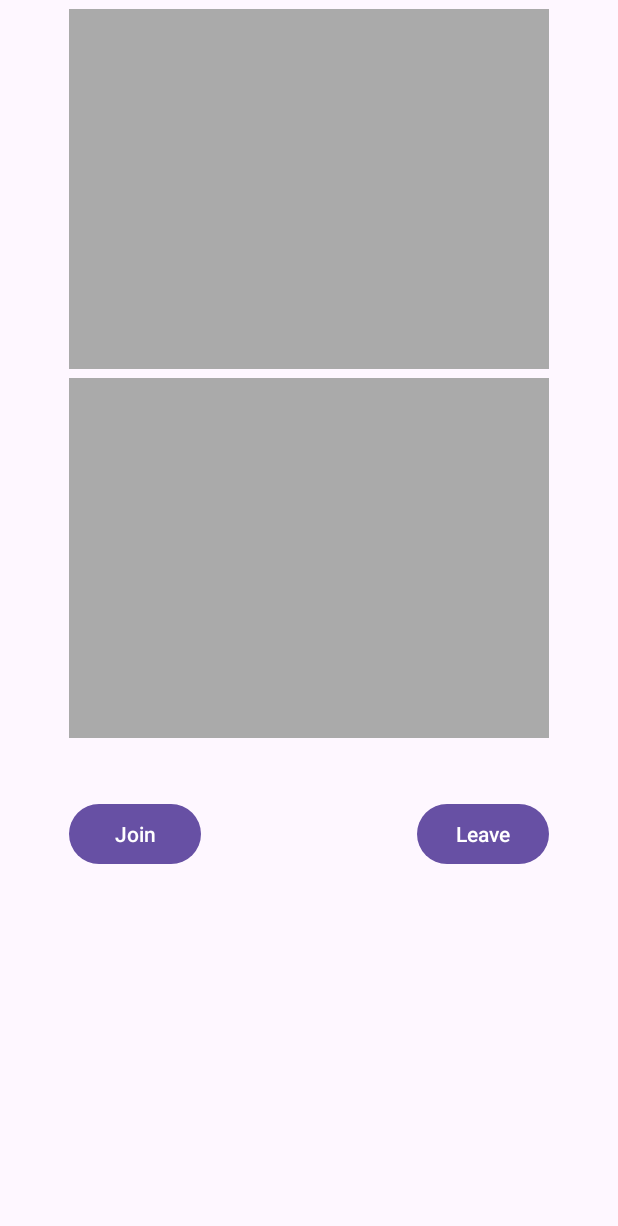
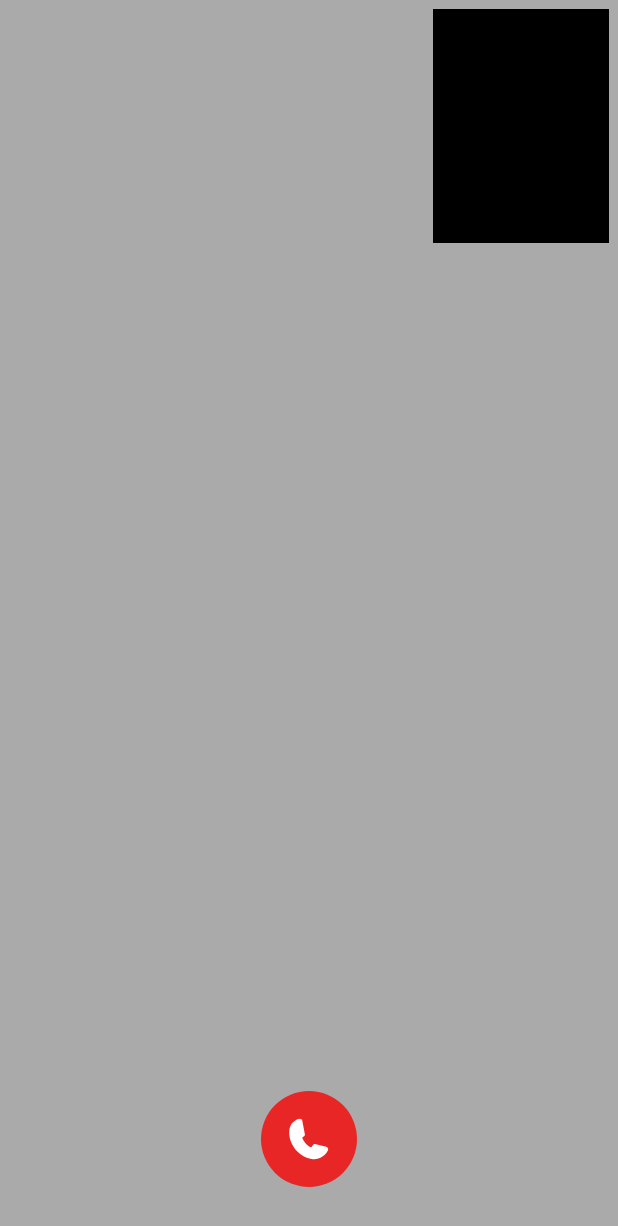
Before and after one commit to Jishasasidharangithub/VideoCallApp, an Android app: the screen it shows after launch (MainActivity), on a phone screen of 412 x 824 dp. Shown: the top 1226 px of the screen. Run offline under Robolectric (Android 15) with nearby library versions, the phone set to English and light mode, and no system bars; our stand-ins replace sdp/ssp sizes; libraries missing offline, so code that uses them is left out: com.onesignal, io.agora.rtc2; 10 statements that could not run were skipped.

Commit message:
Setting Video Call

```diff
--- a/app/build.gradle
+++ b/app/build.gradle
@@ -51,6 +51,10 @@ dependencies {
     //one signal
     implementation 'com.onesignal:OneSignal:4.8.6'
 
+    //size library
+    implementation 'com.intuit.sdp:sdp-android:1.0.6'
+    implementation 'com.intuit.ssp:ssp-android:1.0.6'
+
     testImplementation 'junit:junit:4.13.2'
     androidTestImplementation 'androidx.test.ext:junit:1.1.5'
     androidTestImplementation 'androidx.test.espresso:espresso-core:3.5.1'
--- a/app/src/main/java/com/image/app/MyApplication.kt
+++ b/app/src/main/java/com/image/app/MyApplication.kt
@@ -1,17 +1,89 @@
 package com.image.app
 
 import android.app.Application
+import android.app.NotificationChannel
+import android.app.NotificationManager
+import android.content.Context
+import android.graphics.Color
+import android.media.AudioAttributes
+import android.media.RingtoneManager
+import android.os.Build
+import com.image.videocallapp.NotificationForegroundHandler
+import com.image.videocallapp.NotificationOpenedHandler
 import com.image.videocallapp.R
+import com.image.videocallapp.SessionSaveUser
+import com.onesignal.BuildConfig
+import com.onesignal.OSSubscriptionObserver
+import com.onesignal.OSSubscriptionStateChanges
 import com.onesignal.OneSignal
 
-class MyApplication : Application() {
+class MyApplication : Application(), OSSubscriptionObserver {
+
+    private var sessionSave: SessionSaveUser? = null
 
     override fun onCreate() {
         super.onCreate()
 
-        OneSignal.setLogLevel(OneSignal.LOG_LEVEL.VERBOSE, OneSignal.LOG_LEVEL.NONE)
-        // Initialize OneSignal
-        OneSignal.initWithContext(this);
-        OneSignal.setAppId(getString(R.string.one_signal_app_id));
+        //createNotificationChannel()
+        //removeBrokenNotificationChannel()
+        configureOneSignal()
+
     }
+    override fun onOSSubscriptionChanged(stateChanges: OSSubscriptionStateChanges?) {
+        val playerId = stateChanges?.to?.userId
+        println("OneSignal_playerId==  $playerId")
+        sessionSave = SessionSaveUser(this@MyApplication).getInstance()
+        sessionSave?.putSharedString("deviceToken", playerId)
+
+    }
+    private fun configureOneSignal() {
+        // OneSignal Initialization
+        if(BuildConfig.DEBUG) {
+            OneSignal.setLogLevel(OneSignal.LOG_LEVEL.VERBOSE, OneSignal.LOG_LEVEL.NONE)
+        }else{
+            OneSignal.setLogLevel(OneSignal.LOG_LEVEL.NONE, OneSignal.LOG_LEVEL.NONE)
+        }
+        OneSignal.initWithContext(this)
+        OneSignal.setAppId(getString(R.string.one_signal_app_id))
+
+        OneSignal.addSubscriptionObserver(this)
+        /*OneSignal.setNotificationOpenedHandler(NotificationOpenedHandler(this))
+        OneSignal.setNotificationWillShowInForegroundHandler(
+            NotificationForegroundHandler(this)
+        )*/
+    }
+    /*private fun createNotificationChannel() {
+        // Create a NotificationManager
+        val notificationManager =
+            getSystemService(Context.NOTIFICATION_SERVICE) as NotificationManager
+
+        val ringtone = RingtoneManager.getDefaultUri(RingtoneManager.TYPE_RINGTONE)
+        val audioAttributes = AudioAttributes.Builder().setUsage(AudioAttributes.USAGE_NOTIFICATION_RINGTONE).build()
+
+        // Check if the device is running Android Oreo or higher, and create a notification channel
+        if (Build.VERSION.SDK_INT >= Build.VERSION_CODES.O) {
+            val channel = NotificationChannel(
+                "7a9a556f-ed68-4b91-8e95-77be6963bda0",
+                "IncomingCall",
+                NotificationManager.IMPORTANCE_HIGH
+            ).apply {
+                lightColor = Color.BLUE
+                enableLights(true)
+                enableVibration(true)
+                setSound(ringtone, audioAttributes)
+                vibrationPattern = longArrayOf(0, 500, 500, 500)
+                description = ""
+            }
+            notificationManager.createNotificationChannel(channel)
+        }
+    }*/
+   /* private fun removeBrokenNotificationChannel() {
+        removeNotificationChannel("7a9a556f-ed68-4b91-8e95-77be6963bda0")
+    }
+    private fun removeNotificationChannel(channelId: String) {
+        val notificationManager = getSystemService(Context.NOTIFICATION_SERVICE) as NotificationManager
+        if (Build.VERSION.SDK_INT >= Build.VERSION_CODES.O) {
+            notificationManager.deleteNotificationChannel(channelId)
+        }
+    }*/
 }
--- a/app/src/main/java/com/image/videocallapp/MainActivity.kt
+++ b/app/src/main/java/com/image/videocallapp/MainActivity.kt
@@ -1,5 +1,6 @@
 package com.image.videocallapp
 
+import android.content.Intent
 import android.content.pm.PackageManager
 import android.os.Build
 import android.os.Bundle
@@ -18,6 +19,7 @@ import io.agora.rtc2.IRtcEngineEventHandler
 import io.agora.rtc2.RtcEngine
 import io.agora.rtc2.RtcEngineConfig
 import io.agora.rtc2.video.VideoCanvas
+import org.json.JSONObject
 
 
 class MainActivity : AppCompatActivity() {
@@ -47,43 +49,18 @@ class MainActivity : AppCompatActivity() {
     private var agoraEngine: RtcEngine? = null
     private var localSurfaceView: SurfaceView? = null
     private var remoteSurfaceView: SurfaceView? = null
-    private lateinit var customNotificationManager: CustomNotificationManager
 
     override fun onCreate(savedInstanceState: Bundle?) {
         super.onCreate(savedInstanceState)
         binding = ActivityMainBinding.inflate(layoutInflater)
         setContentView(binding?.root)
-        customNotificationManager = CustomNotificationManager(this)
 
-        // Initialize OneSignal and create notification channel
-        OneSignal.initWithContext(this)
-        OneSignal.setAppId("ffba91b9-9130-415b-a6c1-281ce88c5d73")
-
-        if (Build.VERSION.SDK_INT >= Build.VERSION_CODES.O) {
-            val channelId = "7a9a556f-ed68-4b91-8e95-77be6963bda0"
-            val channelName = "IncomingCall....."
-            val importance = android.app.NotificationManager.IMPORTANCE_HIGH
-            val channel = android.app.NotificationChannel(channelId, channelName, importance)
-            val notificationManager =
-                getSystemService(android.app.NotificationManager::class.java)
-            notificationManager.createNotificationChannel(channel)
-        }
-
-        OneSignal.setNotificationOpenedHandler {
-            // Handle OneSignal notification opened event here
-            customNotificationManager.showIncomingCallNotification()
-
-            // Add logic to open your video call activity or join the call
-            // For example, you can call the joinChannel method
-            joinChannel()
-        }
         if (!checkSelfPermission()) {
             ActivityCompat.requestPermissions(this, REQUESTED_PERMISSIONS, PERMISSION_REQ_ID)
         }
         setupVideoSDKEngine()
 
     }
-
     private fun setupVideoSDKEngine() {
         try {
             val config = RtcEngineConfig()
@@ -97,7 +74,6 @@ class MainActivity : AppCompatActivity() {
             showMessage(e.toString())
         }
     }
-
     val mRtcEventHandler = object : IRtcEngineEventHandler() {
         override fun onUserJoined(uid: Int, elapsed: Int) {
             showMessage("Remote user joined $uid")
@@ -116,7 +92,6 @@ class MainActivity : AppCompatActivity() {
             runOnUiThread { remoteSurfaceView?.visibility = View.GONE }
         }
     }
-
     private fun setupRemoteVideo(uid: Int) {
         val container: FrameLayout? = binding?.remoteVideoViewContainer
         remoteSurfaceView = SurfaceView(baseContext)
@@ -135,7 +110,7 @@ class MainActivity : AppCompatActivity() {
         agoraEngine?.setupLocalVideo(VideoCanvas(localSurfaceView, VideoCanvas.RENDER_MODE_HIDDEN, 0))
     }
 
-    fun joinChannel() {
+    fun joinChannel(view: View) {
         if (checkSelfPermission()) {
             val options = ChannelMediaOptions()
             // For a Video call, set the channel profile as COMMUNICATION.
--- /dev/null
+++ b/app/src/main/res/drawable/ic_accept_call.xml
@@ -0,0 +1,12 @@
+<vector xmlns:android="http://schemas.android.com/apk/res/android"
+    android:width="64dp"
+    android:height="64dp"
+    android:viewportWidth="64"
+    android:viewportHeight="64">
+    <path
+        android:fillColor="#55DC0D"
+        android:pathData="M32,32m-32,0a32,32 0,1 1,64 0a32,32 0,1 1,-64 0" />
+    <path
+        android:fillColor="#ffffff"
+        android:pathData="M29.27,28.957L27.37,19.011C27.37,19.011 25.513,16.826 21.152,20.999C15.942,25.983 19.167,42.157 33.589,45.369C38.008,46.354 43.016,43.43 44.691,39.385C45.086,38.432 44.422,37.444 43.422,37.189L35.956,35.291C35.545,35.187 35.112,35.353 34.877,35.706L33.989,37.038C33.75,37.396 33.305,37.569 32.911,37.397C30.598,36.384 28.688,33.621 27.726,31.802C27.506,31.388 27.638,30.882 28.013,30.601L28.888,29.945C29.193,29.716 29.342,29.333 29.27,28.957Z" />
+</vector>
--- /dev/null
+++ b/app/src/main/res/drawable/ic_call.xml
@@ -0,0 +1,12 @@
+<vector xmlns:android="http://schemas.android.com/apk/res/android"
+    android:width="64dp"
+    android:height="64dp"
+    android:viewportWidth="64"
+    android:viewportHeight="64">
+    <path
+        android:fillColor="#E92626"
+        android:pathData="M32,32m-32,0a32,32 0,1 1,64 0a32,32 0,1 1,-64 0" />
+    <path
+        android:fillColor="#ffffff"
+        android:pathData="M29.27,28.957L27.37,19.011C27.37,19.011 25.513,16.826 21.152,20.999C15.942,25.983 19.167,42.157 33.589,45.369C38.008,46.354 43.016,43.43 44.691,39.385C45.086,38.432 44.422,37.444 43.422,37.189L35.956,35.291C35.545,35.187 35.112,35.353 34.877,35.706L33.989,37.038C33.75,37.396 33.305,37.569 32.911,37.397C30.598,36.384 28.688,33.621 27.726,31.802C27.506,31.388 27.638,30.882 28.013,30.601L28.888,29.945C29.193,29.716 29.342,29.333 29.27,28.957Z" />
+</vector>
--- a/app/src/main/res/layout/activity_main.xml
+++ b/app/src/main/res/layout/activity_main.xml
@@ -1,5 +1,5 @@
 <?xml version="1.0" encoding="UTF-8"?>
-<ScrollView xmlns:android="http://schemas.android.com/apk/res/android"
+<androidx.constraintlayout.widget.ConstraintLayout xmlns:android="http://schemas.android.com/apk/res/android"
     xmlns:tools="http://schemas.android.com/tools"
     xmlns:app="http://schemas.android.com/apk/res-auto"
     android:id="@+id/activity_main"
@@ -9,48 +9,49 @@
 
     <androidx.constraintlayout.widget.ConstraintLayout
         android:layout_width="match_parent"
-        android:layout_height="wrap_content">
+        android:layout_height="match_parent"
+        app:layout_constraintTop_toTopOf="parent">
 
         <FrameLayout
             android:id="@+id/local_video_view_container"
-            android:layout_width="320dp"
-            android:layout_height="240dp"
+            android:layout_width="match_parent"
+            android:layout_height="match_parent"
+            android:background="@android:color/darker_gray"
+            app:layout_constraintBottom_toBottomOf="parent"
+            app:layout_constraintEnd_toEndOf="parent"
             app:layout_constraintStart_toStartOf="parent"
-            app:layout_constraintEnd_toEndOf="parent"
-            android:layout_margin="6dp"
-            app:layout_constraintTop_toTopOf="parent"
-            android:background="@android:color/darker_gray" />
+            app:layout_constraintTop_toTopOf="parent" />
 
         <FrameLayout
             android:id="@+id/remote_video_view_container"
-            android:layout_width="320dp"
-            android:layout_height="240dp"
-            app:layout_constraintStart_toStartOf="@+id/local_video_view_container"
-            app:layout_constraintEnd_toEndOf="@+id/local_video_view_container"
-            app:layout_constraintTop_toBottomOf="@+id/local_video_view_container"
+            android:layout_width="@dimen/_90sdp"
+            android:layout_height="@dimen/_120sdp"
             android:layout_margin="6dp"
-            android:background="@android:color/darker_gray" />
+            android:background="@android:color/black"
+            app:layout_constraintEnd_toEndOf="parent"
+            app:layout_constraintTop_toTopOf="parent" />
 
-        <Button
+        <ImageView
+            android:id="@+id/LeaveButton"
+            android:layout_width="wrap_content"
+            android:layout_height="wrap_content"
+            android:layout_marginTop="40dp"
+            android:layout_marginBottom="@dimen/_25sdp"
+            android:onClick="leaveChannel"
+            android:src="@drawable/ic_call"
+            app:layout_constraintBottom_toBottomOf="parent"
+            app:layout_constraintEnd_toEndOf="parent"
+            app:layout_constraintStart_toStartOf="parent" />
+
+        <!--<ImageView
             android:id="@+id/JoinButton"
             android:layout_width="wrap_content"
             android:layout_height="wrap_content"
             android:layout_marginTop="40dp"
+            android:src="@drawable/ic_accept_call"
             android:onClick="joinChannel"
-            android:text="Join"
-            app:layout_constraintBottom_toBottomOf="parent"
-            app:layout_constraintStart_toStartOf="@+id/remote_video_view_container"
-            app:layout_constraintTop_toBottomOf="@+id/remote_video_view_container" />
-
-        <Button
-            android:id="@+id/LeaveButton"
-            android:layout_width="wrap_content"
-            android:layout_height="wrap_content"
-            android:layout_marginTop="40dp"
-            android:onClick="leaveChannel"
-            android:text="Leave"
             app:layout_constraintBottom_toBottomOf="parent"
             app:layout_constraintEnd_toEndOf="@+id/remote_video_view_container"
-            app:layout_constraintTop_toBottomOf="@+id/remote_video_view_container" />
+            app:layout_constraintTop_toBottomOf="@+id/remote_video_view_container" />-->
     </androidx.constraintlayout.widget.ConstraintLayout>
-</ScrollView>
+</androidx.constraintlayout.widget.ConstraintLayout>
```
Also changed, not shown: app/src/main/AndroidManifest.xml (+16 -3 lines), app/src/main/java/com/image/videocallapp/CallNotificationActivity.kt (deleted, +0 -17 lines), app/src/main/java/com/image/videocallapp/CustomNotificationManager.kt (deleted, +0 -41 lines), app/src/main/java/com/image/videocallapp/DismissNotificationReceiver.kt (added, +31 -0 lines), app/src/main/java/com/image/videocallapp/NotificationForegroundHandler.kt (added, +21 -0 lines), app/src/main/java/com/image/videocallapp/NotificationOpenedHandler.kt (added, +21 -0 lines), app/src/main/java/com/image/videocallapp/NotificationServiceExtension.kt (added, +178 -0 lines), app/src/main/java/com/image/videocallapp/SessionSaveUser.kt (added, +103 -0 lines), app/src/main/res/layout/activity_call_notification.xml (+44 -51 lines).
